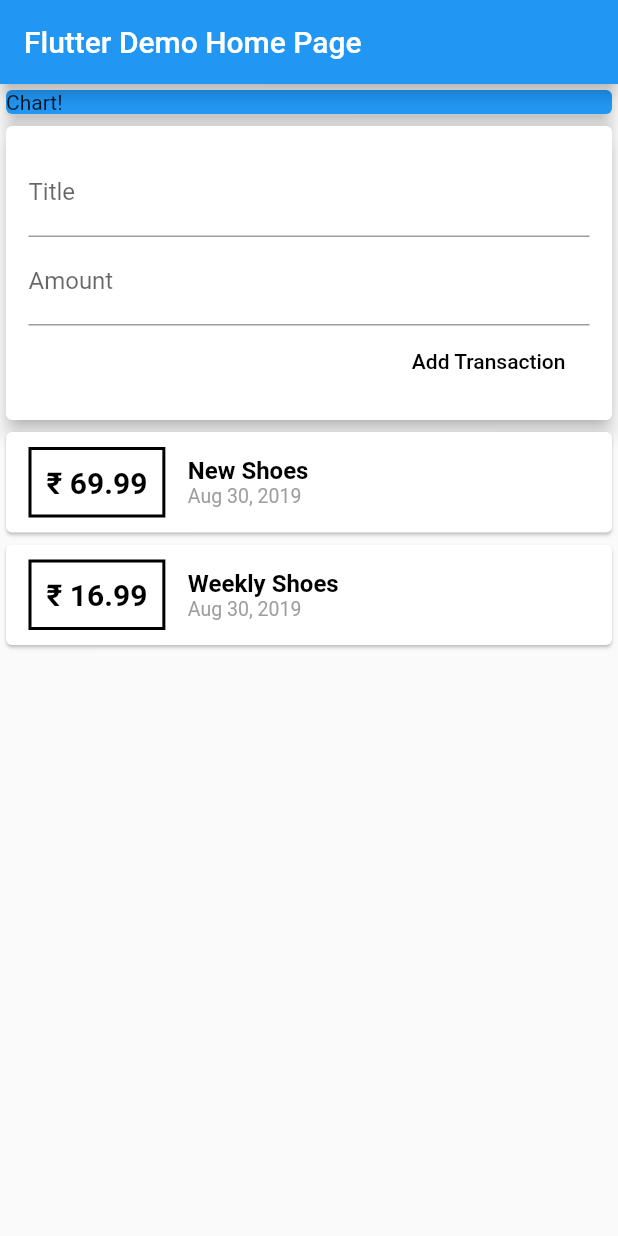
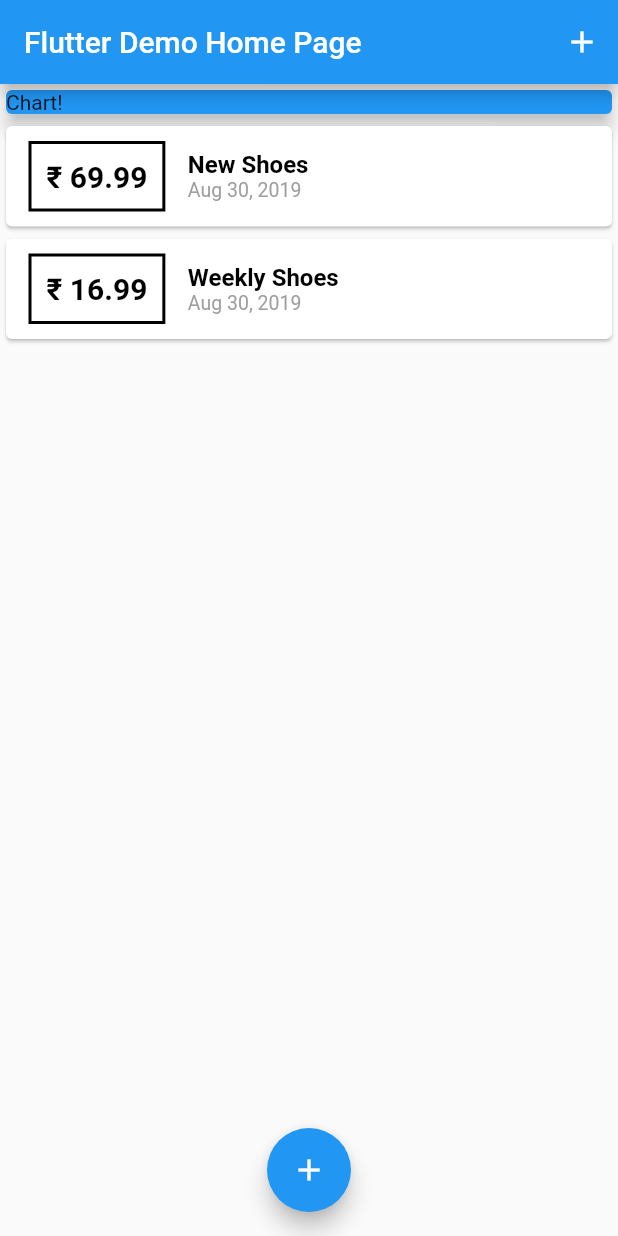
Before and after one commit to payafterwork/Expense-Earning-Tracker-App-for-Android-iOS-both-in-single-codebase-built-with-Flutter-Dart, a Flutter app: the screen it shows after launch, on a phone screen of 412 x 824 dp. Run offline on Flutter 3.47's test engine with Material 2 defaults, Android fonts, the phone set to English and light mode, and no system bars.

Commit message:
Modal style forum design, bringing back some code to main

```diff
--- a/lib/main.dart
+++ b/lib/main.dart
@@ -1,6 +1,6 @@
-import 'package:expense/user_transactions.dart';
-
-import './user_transactions.dart';
+import 'package:expense/new_transaction.dart';
+import 'package:expense/transaction_list.dart';
+import './transaction.dart';
 import 'package:flutter/material.dart';
 
 
@@ -29,15 +29,63 @@ class MyHomePage extends StatefulWidget {
 }
 
 class _MyHomePageState extends State<MyHomePage> {
+  final List<Transaction> _userTransactions = [
+    Transaction(
+      id: 't1',
+      title: 'New Shoes',
+      amount: 69.99,
+      date: DateTime.now()
+     ),
+     Transaction(
+      id: 't2',
+      title: 'Weekly Shoes',
+      amount: 16.99,
+      date: DateTime.now()
+     ),
+  ];
+
+  void _addNewTransaction(String txTitle, double txAmount){
+    final newTx = Transaction(
+      title: txTitle,
+      amount: txAmount,
+      date: DateTime.now(),
+      id: DateTime.now().toString()
+    );
 
 
+    setState((){
+    _userTransactions.add(newTx);
+    });
+
+  }
+  void _startAddNewTransaction(BuildContext ctx){
+    showModalBottomSheet(
+      context: ctx,
+      builder: (_){
+        return GestureDetector(
+          onTap:(){},
+          child: NewTransaction(_addNewTransaction),
+          behavior: HitTestBehavior.opaque,
+        );
+      }
+      );
+  }
   @override
   Widget build(BuildContext context) {
     return Scaffold(
       appBar: AppBar(
         title: Text(widget.title),
+        actions: <Widget>[
+          IconButton(
+            icon: Icon(Icons.add),
+            onPressed: () => _startAddNewTransaction(context),
+            color:Colors.white
+            )
+        ],
       ),
-      body: Column(
+      body:
+      SingleChildScrollView(
+        child:Column(
         mainAxisAlignment: MainAxisAlignment.start,
         crossAxisAlignment: CrossAxisAlignment.stretch,
           children: <Widget> [
@@ -50,12 +98,20 @@ class _MyHomePageState extends State<MyHomePage> {
               )
 
               ),
-              UserTransactions()
+              TransactionList(_userTransactions)
 
            ],
       ),
 // This trailing comma makes auto-formatting nicer for build methods.
 
+    ),
+    floatingActionButtonLocation: FloatingActionButtonLocation.centerFloat,
+    floatingActionButton:
+    FloatingActionButton(
+      child:Icon(Icons.add),
+      onPressed:() => _startAddNewTransaction(context),
+
+      )
     );
   }
 }
--- a/lib/user_transactions.dart
+++ /dev/null
@@ -1,49 +0,0 @@
-import 'package:flutter/widgets.dart';
-import './new_transaction.dart';
-import './transaction_list.dart';
-import './transaction.dart';
-
-class UserTransactions extends StatefulWidget {
-  @override
-  _UserTransactionsState createState() => _UserTransactionsState();
-}
-
-class _UserTransactionsState extends State<UserTransactions> {
-  final List<Transaction> _userTransactions = [
-    Transaction(
-      id: 't1',
-      title: 'New Shoes',
-      amount: 69.99,
-      date: DateTime.now()
-     ),
-     Transaction(
-      id: 't2',
-      title: 'Weekly Shoes',
-      amount: 16.99,
-      date: DateTime.now()
-     ),
-  ];
-
-  void _addNewTransaction(String txTitle, double txAmount){
-    final newTx = Transaction(
-      title: txTitle,
-      amount: txAmount,
-      date: DateTime.now(),
-      id: DateTime.now().toString()
-    );
-
-
-    setState((){
-    _userTransactions.add(newTx);
-    });
-
-  }
-
-  @override
-  Widget build(BuildContext context) {
-    return Column(children: <Widget>[
-        NewTransaction(_addNewTransaction),
-        TransactionList(_userTransactions),
-    ],);
-  }
-}
```
